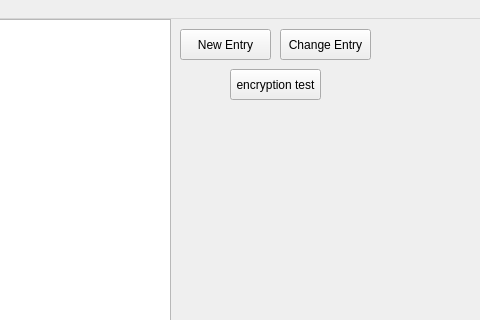
This is mainwindow.ui in Larsos099/CipherNest as Qt 5 draws it before an edit; both pictures show x 320 to 800 and y 0 to 320 of the 800 by 600 pixel window. The edited form follows.
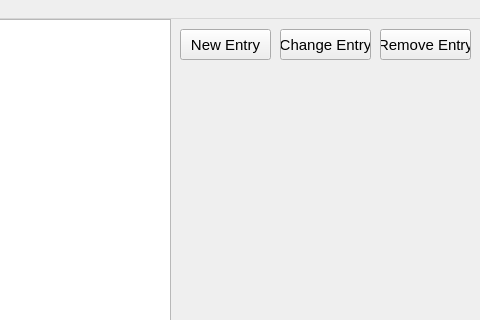
This is the edited form.

```diff
--- a/mainwindow.ui
+++ b/mainwindow.ui
@@ -43,6 +43,11 @@
       <height>31</height>
      </rect>
     </property>
+    <property name="font">
+     <font>
+      <pointsize>11</pointsize>
+     </font>
+    </property>
     <property name="text">
      <string>New Entry</string>
     </property>
@@ -56,6 +61,12 @@
       <height>31</height>
      </rect>
     </property>
+    <property name="font">
+     <font>
+      <family>.AppleSystemUIFont</family>
+      <pointsize>11</pointsize>
+     </font>
+    </property>
     <property name="text">
      <string>Change Entry</string>
     </property>
@@ -63,14 +74,20 @@
    <widget class="QPushButton" name="enc_test">
     <property name="geometry">
      <rect>
-      <x>550</x>
-      <y>50</y>
+      <x>700</x>
+      <y>10</y>
       <width>91</width>
       <height>31</height>
      </rect>
     </property>
+    <property name="font">
+     <font>
+      <family>.AppleSystemUIFont</family>
+      <pointsize>11</pointsize>
+     </font>
+    </property>
     <property name="text">
-     <string>encryption test</string>
+     <string>Remove Entry</string>
     </property>
    </widget>
   </widget>
```
Left out of the diff: 21 changed lines with no effect on the pictures.
